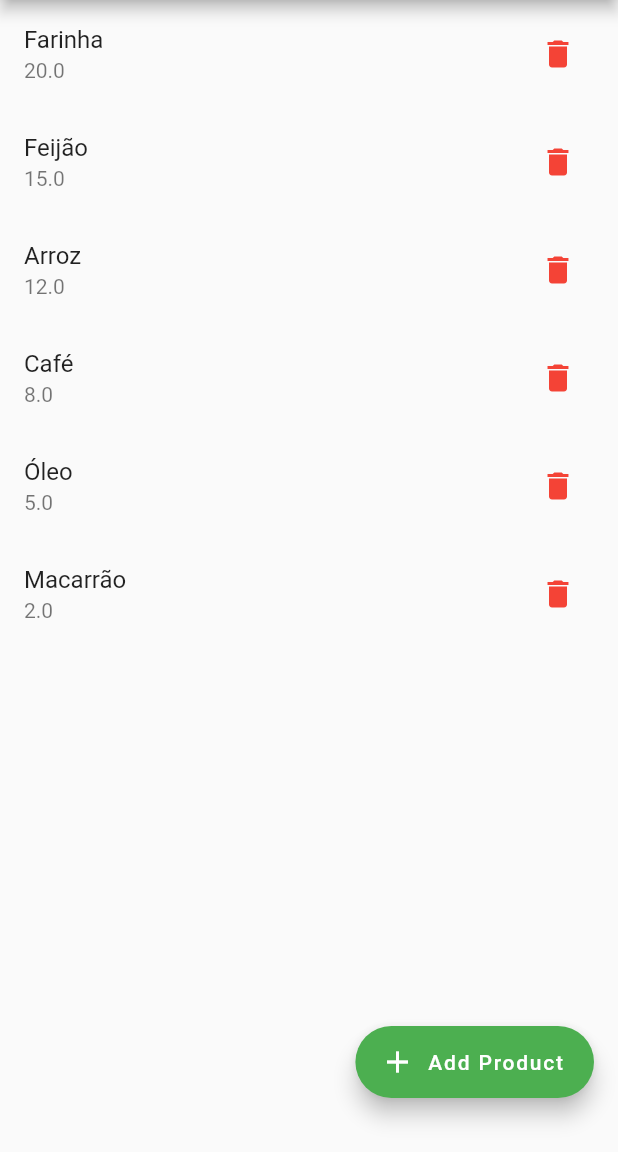
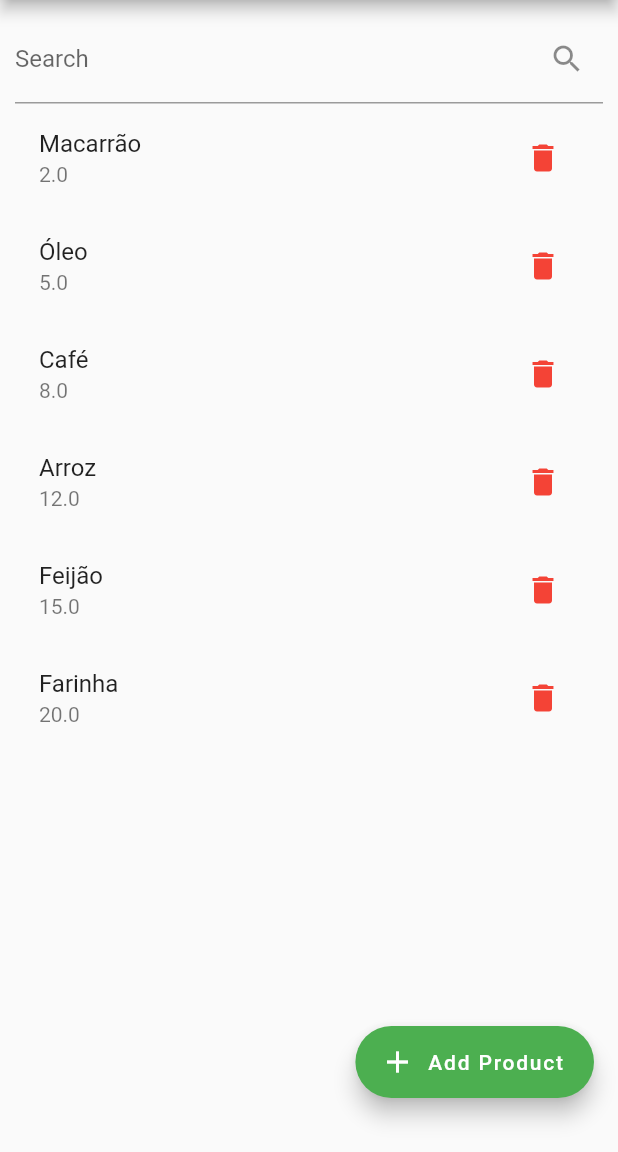
Before and after one commit to davidfffelix/marketlist, a Flutter app: the screen it shows after launch, after a tap on the "swap vert" icon, on a phone screen of 412 x 824 dp, the part 84-1236 px from its top. Run offline on Flutter 3.47's test engine with Material 2 defaults, Android fonts, the phone set to English and light mode, and no system bars; our stand-ins replace get.

Commit message:
Insert filed search

```diff
--- a/lib/home_controller.dart
+++ b/lib/home_controller.dart
@@ -28,7 +28,13 @@ class HomeController extends GetxController {
     priceTextEditController.dispose();
   }
 
-  void sort() {
+  @override
+  void onInit() {
+    super.onInit();
+    sortProducts();
+  }
+
+  void sortProducts() {
     products.sort(
       (a, b) {
         return isSorted ? b.price.compareTo(a.price) : a.price.compareTo(b.price);
@@ -37,20 +43,6 @@ class HomeController extends GetxController {
     isSorted = !isSorted;
     update();
   }
-
-  // void sort1() {
-  //   if (isSorted) {
-  //     products.sort(
-  //       (a, b) {
-  //         return b.price.compareTo(a.price);
-  //       },
-  //     );
-  //   } else {
-  //     products.reversed.toList();
-  //   }
-  //   isSorted = !isSorted;
-  //   update();
-  // }
 
   void addProducts(String name, double price) {
     products.add(ProductModel(name: name, price: price));
@@ -61,4 +53,6 @@ class HomeController extends GetxController {
     products.removeAt(index);
     update();
   }
+
+  void searchProducts() {}
 }
--- a/lib/home_page.dart
+++ b/lib/home_page.dart
@@ -24,13 +24,28 @@ class _HomePageState extends State<HomePage> {
             IconButton(
               icon: const Icon(Icons.swap_vert),
               onPressed: () {
-                controller.sort();
+                controller.sortProducts();
               },
             ),
           ],
         ),
-        body: GetBuilder<HomeController>(
-          builder: (control) => ListView.builder(
+        body: Padding(
+          padding: const EdgeInsets.all(10),
+          child: Column(
+            children: [
+              const TextField(
+                decoration: InputDecoration(
+                  labelText: 'Search',
+                  suffixIcon: Icon(
+                    Icons.search,
+                  ),
+                ),
+              ),
+              Expanded(
+                child: GetBuilder<HomeController>(
+                  builder: (control) {
+                    return ListView.builder(
+                      shrinkWrap: true,
                       itemCount: controller.products.length,
                       itemBuilder: (context, index) {
                         return ListTile(
@@ -47,6 +62,11 @@ class _HomePageState extends State<HomePage> {
                           ),
                         );
                       },
+                    );
+                  },
+                ),
+              ),
+            ],
           ),
         ),
         floatingActionButton: Padding(
```
Lines whose indentation alone changed are shown as unchanged.
